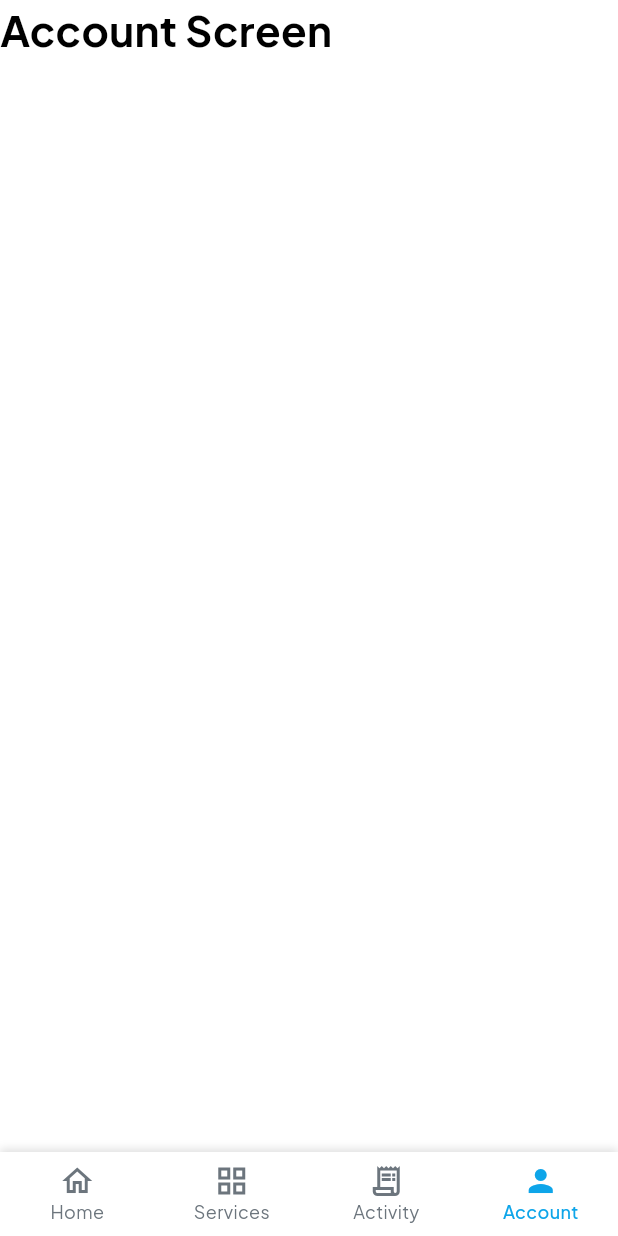
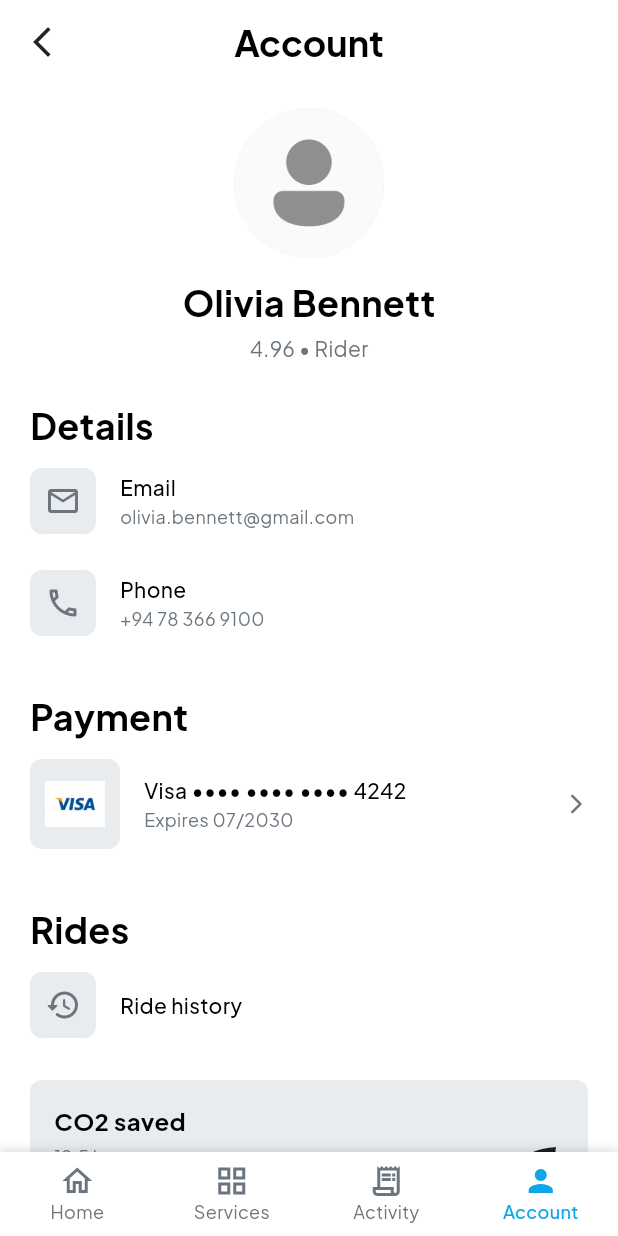
Before and after one commit to Thirikkale/Thirikkale-Rider, a Flutter app: the screen it shows after launch, item 4 of the bottom bar chosen, on a phone screen of 412 x 824 dp. Run offline on Flutter 3.47's test engine with Material 3 defaults, Android fonts, the phone set to English and light mode, and no system bars; our stand-ins replace camera, firebase_auth, firebase_core, flutter_multi_formatter, lottie, permission_handler; accounts and stored records are empty; project files that could hold a hidden picture were left out.

Commit message:
feat: add Accout Screen UI

```diff
--- a/lib/features/account/screens/account_screen.dart
+++ b/lib/features/account/screens/account_screen.dart
@@ -1,6 +1,12 @@
 import 'package:flutter/material.dart';
-import 'package:thirikkale_rider/core/utils/app_styles.dart';
+import 'package:thirikkale_rider/core/utils/app_dimension.dart';
+import 'package:thirikkale_rider/features/account/widgets/account_feature_card.dart';
+import 'package:thirikkale_rider/features/account/widgets/account_info_tile.dart';
+import 'package:thirikkale_rider/features/account/widgets/payment_info_tile.dart';
+import 'package:thirikkale_rider/features/account/widgets/profile_header.dart';
+import 'package:thirikkale_rider/features/home/widgets/section_header.dart';
 import 'package:thirikkale_rider/widgets/bottom_navbar.dart';
+import 'package:thirikkale_rider/widgets/common/custom_appbar_name.dart';
 
 class AccountScreen extends StatelessWidget {
   const AccountScreen({super.key});
@@ -8,8 +14,76 @@ class AccountScreen extends StatelessWidget {
   @override
   Widget build(BuildContext context) {
     return Scaffold(
+      appBar: CustomAppbarName(title: 'Account', showBackButton: true),
       bottomNavigationBar: BottomNavbar(currentIndex: 3),
-      body: Text("Account Screen", style: AppTextStyles.heading1,),
+      body: SingleChildScrollView(
+        child: Padding(
+          padding: const EdgeInsets.symmetric(
+            vertical: AppDimensions.pageVerticalPadding,
+            horizontal: AppDimensions.pageHorizontalPadding,
+          ),
+          child: Column(
+            crossAxisAlignment: CrossAxisAlignment.start,
+            children: [
+              ProfileHeader(
+                imageUrl: 'assets/images/default_profile.png',
+                name: 'Olivia Bennett',
+                subtitle: '4.96 • Rider',
+              ),
+
+              const SizedBox(height: AppDimensions.sectionSpacing),
+              const SectionHeader(title: "Details"),
+              AccountInfoTile(
+                icon: Icons.email_outlined,
+                title: "Email",
+                subtitle: "olivia.bennett@gmail.com",
+                onTap: () {},
+              ),
+              AccountInfoTile(
+                icon: Icons.phone_outlined,
+                title: "Phone",
+                subtitle: "+94 78 366 9100",
+                onTap: () {},
+              ),
+
+              const SizedBox(height: AppDimensions.sectionSpacing),
+              const SectionHeader(title: "Payment"),
+              PaymentInfoTile(
+                icon: "assets/images/visa_card.jpg",
+                cardInfo: "Visa •••• •••• •••• 4242",
+                expiryDate: "Expires 07/2030",
+                onTap: () {},
+              ),
+
+              const SizedBox(height: AppDimensions.sectionSpacing),
+              const SectionHeader(title: "Rides"),
+              AccountInfoTile(
+                icon: Icons.history_rounded,
+                title: "Ride history",
+                onTap: () {},
+              ),
+
+              const SizedBox(height: AppDimensions.widgetSpacing),
+              AccountFeatureCard(
+                title: 'CO2 saved',
+                subtitle:
+                    '12.5 kg\nYou\'ve saved 12.5 kg of CO2 by using shared rides.',
+                icon: const Icon(Icons.eco, size: 32),
+              ),
+
+              const SizedBox(height: AppDimensions.widgetSpacing),
+              AccountFeatureCard(
+                title: 'Settings',
+                subtitle: 'Manage your account and app preferences.',
+                icon: const Icon(Icons.settings_outlined, size: 32),
+              ),
+
+              const SizedBox(height: AppDimensions.widgetSpacing),
+              AccountFeatureCard(title: 'Promotions', subtitle: 'View current offers and discounts.', icon: const Icon(Icons.price_change_outlined, size: 32))
+            ],
+          ),
+        ),
+      ),
     );
   }
 }
--- /dev/null
+++ b/lib/features/account/widgets/account_feature_card.dart
@@ -0,0 +1,53 @@
+import 'package:flutter/material.dart';
+import 'package:thirikkale_rider/core/utils/app_dimension.dart';
+import 'package:thirikkale_rider/core/utils/app_styles.dart';
+
+class AccountFeatureCard extends StatelessWidget {
+  final String title;
+  final String subtitle;
+  final Widget icon; // can be an Icon or an Image;
+
+  const AccountFeatureCard({
+    super.key,
+    required this.title,
+    required this.subtitle,
+    required this.icon,
+  });
+
+  @override
+  Widget build(BuildContext context) {
+    return Container(
+      padding: const EdgeInsets.all(AppDimensions.widgetSpacing),
+      decoration: BoxDecoration(
+        color: AppColors.subtleGrey,
+        borderRadius: BorderRadius.circular(8),
+      ),
+      child: Row(
+        children: [
+          Expanded(
+            child: Column(
+              crossAxisAlignment: CrossAxisAlignment.start,
+              children: [
+                Text(
+                  title,
+                  style: AppTextStyles.bodyLarge.copyWith(
+                    fontWeight: FontWeight.bold,
+                  ),
+                ),
+                const SizedBox(height: 4),
+                Text(
+                  subtitle,
+                  style: AppTextStyles.bodySmall.copyWith(
+                    color: AppColors.textSecondary,
+                  ),
+                ),
+              ],
+            ),
+          ),
+          const SizedBox(width: AppDimensions.widgetSpacing),
+          icon,
+        ],
+      ),
+    );
+  }
+}
--- /dev/null
+++ b/lib/features/account/widgets/account_info_tile.dart
@@ -0,0 +1,62 @@
+import 'package:flutter/material.dart';
+import 'package:thirikkale_rider/core/utils/app_styles.dart';
+
+class AccountInfoTile extends StatelessWidget {
+  final IconData icon;
+  final String title;
+  final String? subtitle;
+  final VoidCallback? onTap;
+
+  const AccountInfoTile({
+    super.key,
+    required this.icon,
+    required this.title,
+    this.subtitle,
+    this.onTap,
+  });
+
+  @override
+  Widget build(BuildContext context) {
+    return InkWell(
+      onTap: onTap,
+      child: Padding(
+        padding: const EdgeInsets.symmetric(
+          vertical: 12.0,
+        ),
+        child: Row(
+          children: [
+            Container(
+              padding: const EdgeInsets.all(10),
+              decoration: BoxDecoration(
+                color: AppColors.subtleGrey,
+                borderRadius: BorderRadius.circular(8),
+              ),
+              child: Icon(icon, color: AppColors.textSecondary),
+            ),
+            const SizedBox(width: 16),
+            Column(
+              crossAxisAlignment: CrossAxisAlignment.start,
+              children: [
+                Text(
+                  title,
+                  style: AppTextStyles.bodyMedium.copyWith(
+                    fontWeight: FontWeight.w500,
+                  ),
+                ),
+                if (subtitle != null) ...[
+                  const SizedBox(height: 2),
+                  Text(
+                    subtitle!,
+                    style: AppTextStyles.bodySmall.copyWith(
+                      color: AppColors.textSecondary,
+                    ),
+                  ),
+                ],
+              ],
+            ),
+          ],
+        ),
+      ),
+    );
+  }
+}
--- /dev/null
+++ b/lib/features/account/widgets/payment_info_tile.dart
@@ -0,0 +1,67 @@
+import 'package:flutter/material.dart';
+import 'package:thirikkale_rider/core/utils/app_styles.dart';
+
+class PaymentInfoTile extends StatelessWidget {
+  final String icon;
+  final String cardInfo;
+  final String expiryDate;
+  final VoidCallback onTap;
+
+  const PaymentInfoTile({
+    super.key,
+    required this.icon,
+    required this.cardInfo,
+    required this.expiryDate,
+    required this.onTap,
+  });
+
+  @override
+  Widget build(BuildContext context) {
+    return InkWell(
+      onTap: onTap,
+      child: Padding(
+        padding: const EdgeInsets.symmetric(
+          vertical: 12.0,
+        ),
+        child: Row(
+          children: [
+            Container(
+              padding: const EdgeInsets.all(10),
+              decoration: BoxDecoration(
+                color: AppColors.subtleGrey,
+                borderRadius: BorderRadius.circular(8),
+              ),
+              child: Image.asset(icon, width: 40, height: 40),
+            ),
+            const SizedBox(width: 16),
+            Expanded(
+              child: Column(
+                crossAxisAlignment: CrossAxisAlignment.start,
+                children: [
+                  Text(
+                    cardInfo,
+                    style: AppTextStyles.bodyMedium.copyWith(
+                      fontWeight: FontWeight.w500,
+                    ),
+                  ),
+                  const SizedBox(height: 2),
+                  Text(
+                    expiryDate,
+                    style: AppTextStyles.bodySmall.copyWith(
+                      color: AppColors.textSecondary,
+                    ),
+                  ),
+                ],
+              ),
+            ),
+            const Icon(
+              Icons.arrow_forward_ios_rounded,
+              size: 16,
+              color: AppColors.textSecondary,
+            ),
+          ],
+        ),
+      ),
+    );
+  }
+}
--- /dev/null
+++ b/lib/features/account/widgets/profile_header.dart
@@ -0,0 +1,35 @@
+import 'package:flutter/material.dart';
+import 'package:thirikkale_rider/core/utils/app_styles.dart';
+
+class ProfileHeader extends StatelessWidget {
+  final String imageUrl;
+  final String name;
+  final String subtitle;
+
+  const ProfileHeader({
+    super.key,
+    required this.imageUrl,
+    required this.name,
+    required this.subtitle,
+  });
+
+  @override
+  Widget build(BuildContext context) {
+    return Center(
+      child: Column(
+        children: [
+          CircleAvatar(radius: 50, backgroundImage: AssetImage(imageUrl)),
+          const SizedBox(height: 12),
+          Text(name, style: AppTextStyles.heading2),
+          const SizedBox(height: 4),
+          Text(
+            subtitle,
+            style: AppTextStyles.bodyMedium.copyWith(
+              color: AppColors.textSecondary,
+            ),
+          ),
+        ],
+      ),
+    );
+  }
+}
```
Also changed, not shown: assets/images/default_profile.png (added), assets/images/visa_card.jpg (added).
